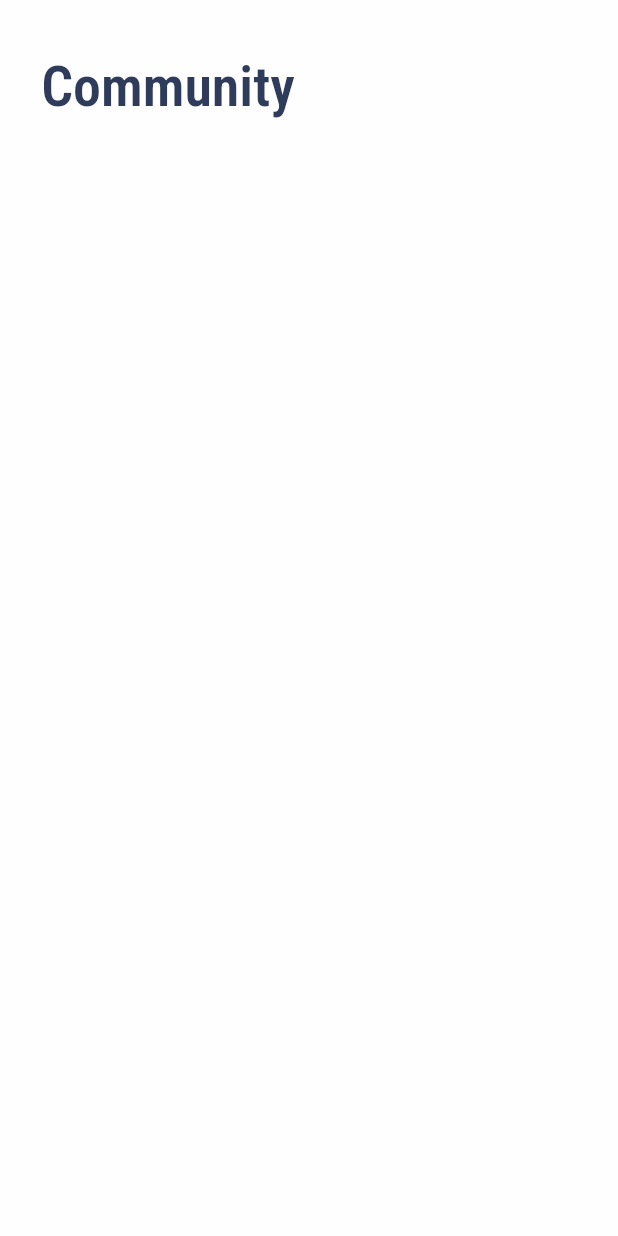
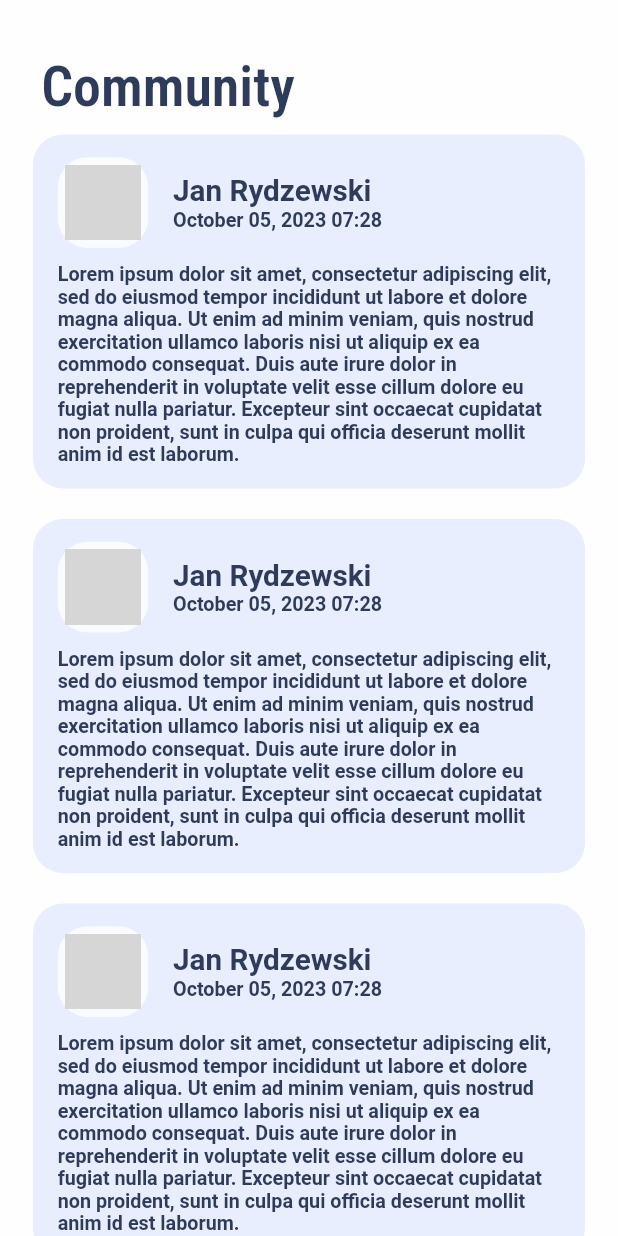
Before and after one commit to janrydzewski/ChatConnect, a Flutter app: the CommunityScreen screen opened directly, on a phone screen of 412 x 824 dp. Run offline on Flutter 3.47's test engine with Material 2 defaults, Android fonts, the phone set to English and light mode, and no system bars; our stand-ins replace bloc, cloud_firestore, email_validator, equatable, firebase_auth, firebase_core and 6 more; missing offline and left inert: animated_snack_bar; accounts and stored records are empty; network calls fail; grey boxes are pictures that could not be loaded.

Commit message:
show test post

```diff
--- a/lib/models/models.dart
+++ b/lib/models/models.dart
@@ -1,3 +1,4 @@
 export 'user.dart';
 export 'chat.dart';
 export 'message.dart';
+export 'post.dart';
--- /dev/null
+++ b/lib/models/post.dart
@@ -0,0 +1,90 @@
+// ignore_for_file: public_member_api_docs, sort_constructors_first
+import 'dart:convert';
+
+import 'package:cloud_firestore/cloud_firestore.dart';
+
+class PostModel {
+  final String id;
+  final String authorId;
+  final String message;
+  final DateTime date;
+  PostModel({
+    required this.id,
+    required this.authorId,
+    required this.message,
+    required this.date,
+  });
+
+
+  PostModel copyWith({
+    String? id,
+    String? authorId,
+    String? message,
+    DateTime? date,
+  }) {
+    return PostModel(
+      id: id ?? this.id,
+      authorId: authorId ?? this.authorId,
+      message: message ?? this.message,
+      date: date ?? this.date,
+    );
+  }
+
+  Map<String, dynamic> toMap() {
+    return <String, dynamic>{
+      'id': id,
+      'authorId': authorId,
+      'message': message,
+      'date': date.millisecondsSinceEpoch,
+    };
+  }
+
+  factory PostModel.fromMap(Map<String, dynamic> map) {
+    return PostModel(
+      id: map['id'] as String,
+      authorId: map['authorId'] as String,
+      message: map['message'] as String,
+      date: DateTime.fromMillisecondsSinceEpoch(map['date'] as int),
+    );
+  }
+
+  static PostModel fromSnap(DocumentSnapshot snapshot) {
+    return PostModel(
+      id: snapshot['id'],
+      authorId: snapshot['authorId'],
+      message: snapshot['message'],
+      date: DateTime.fromMillisecondsSinceEpoch(
+          snapshot['lastMessageDate'] as int),
+    );
+  }
+
+  String toJson() => json.encode(toMap());
+
+  factory PostModel.fromJson(String source) => PostModel.fromMap(json.decode(source) as Map<String, dynamic>);
+
+  factory PostModel.empty() => PostModel(id: "", authorId: "", message: "", date: DateTime.now());
+
+  @override
+  String toString() {
+    return 'PostModel(id: $id, authorId: $authorId, message: $message, date: $date)';
+  }
+
+  @override
+  bool operator ==(covariant PostModel other) {
+    if (identical(this, other)) return true;
+
+    return
+      other.id == id &&
+      other.authorId == authorId &&
+      other.message == message &&
+      other.date == date;
+  }
+
+  @override
+  int get hashCode {
+    return id.hashCode ^
+      authorId.hashCode ^
+      message.hashCode ^
+      date.hashCode;
+  }
+}
--- a/lib/ui/views/chat/chat_screen.dart
+++ b/lib/ui/views/chat/chat_screen.dart
@@ -5,7 +5,6 @@ import 'package:flutter_screenutil/flutter_screenutil.dart';
 import 'package:go_router/go_router.dart';
 
 import 'package:chat_connect/bloc/bloc.dart';
-import 'package:chat_connect/resources/resources.dart';
 import 'package:chat_connect/ui/ui.dart';
 
 class ChatScreen extends StatefulWidget {
--- a/lib/ui/views/community/community_screen.dart
+++ b/lib/ui/views/community/community_screen.dart
@@ -1,3 +1,5 @@
+import 'package:chat_connect/models/post.dart';
+import 'package:chat_connect/models/user.dart';
 import 'package:chat_connect/resources/resources.dart';
 import 'package:chat_connect/ui/ui.dart';
 import 'package:flutter/material.dart';
@@ -29,7 +31,16 @@ class _CommunityScreenState extends State<CommunityScreen> {
                 margin: EdgeInsets.symmetric(horizontal: 25.w),
                 child: reusableText("Community", fontSize: 34),
               ),
-
+              Expanded(
+                      child: ListView.builder(
+                        controller: ScrollController(),
+                        itemCount: 10,
+                        itemBuilder: (context, index) {
+                          return reusablePostModelElement(
+                              PostModel(id: "", authorId: firebaseAuth.currentUser!.uid, message: "Lorem ipsum dolor sit amet, consectetur adipiscing elit, sed do eiusmod tempor incididunt ut labore et dolore magna aliqua. Ut enim ad minim veniam, quis nostrud exercitation ullamco laboris nisi ut aliquip ex ea commodo consequat. Duis aute irure dolor in reprehenderit in voluptate velit esse cillum dolore eu fugiat nulla pariatur. Excepteur sint occaecat cupidatat non proident, sunt in culpa qui officia deserunt mollit anim id est laborum.", date: DateTime.now().subtract(Duration(minutes: 182),),), UserModel(id: "", firstName: "Jan", lastName: "Rydzewski", email: "jan.rydzewski1337@gmail.com", photoUrl: "https://firebasestorage.googleapis.com/v0/b/chatconnect-2090a.appspot.com/o/profileUrl%2FUEzrPmRL4qOYeQsOqV2vyIIuM2U2?alt=media&token=e22e959e-7f9a-490b-8bab-7a743f8c055b"));
+                        },
+                      ),
+                    ),
             ],
           ),
         ),
--- a/lib/ui/widgets/community/community_widgets.dart
+++ b/lib/ui/widgets/community/community_widgets.dart
@@ -1 +1,73 @@
+import 'package:chat_connect/models/models.dart';
+import 'package:chat_connect/resources/resources.dart';
+import 'package:chat_connect/ui/ui.dart';
 import 'package:flutter/material.dart';
+import 'package:flutter_screenutil/flutter_screenutil.dart';
+import 'package:intl/intl.dart';
+
+reusablePostModelElement(PostModel postModel, UserModel userModel) {
+  return Container(
+      width: 200.w,
+      margin: EdgeInsets.symmetric(horizontal: 20.w, vertical: 10.h),
+      padding: EdgeInsets.symmetric(horizontal: 15.w, vertical: 15.h),
+      alignment: Alignment.centerLeft,
+      decoration: const BoxDecoration(
+        color: ColorProvider.secondaryBackground,
+        borderRadius: BorderRadius.all(
+          Radius.circular(20),
+        ),
+      ),
+      child: Column(
+        children: [
+          Row(
+            children: [
+              Container(
+                width: 55.w,
+                height: 55.w,
+                margin: EdgeInsets.only(right: 15.w),
+                decoration: BoxDecoration(
+                    borderRadius: BorderRadius.circular(20),
+                    color: ColorProvider.mainBackground.withOpacity(0.8)),
+                child: userModel.photoUrl.isNotEmpty
+                    ? Container(
+                        padding: const EdgeInsets.all(5),
+                        width: 45.w,
+                        height: 45.w,
+                        child: Image.network(
+                          userModel.photoUrl,
+                          loadingBuilder: (BuildContext context, Widget child,
+                              ImageChunkEvent? loadingProgress) {
+                            if (loadingProgress == null) {
+                              return child;
+                            }
+                            return loadingWidget();
+                          },
+                        ),
+                      )
+                    : Icon(
+                        Icons.person,
+                        size: 45.w,
+                      ),
+              ),
+              Column(
+                crossAxisAlignment: CrossAxisAlignment.start,
+                children: [
+                  reusableMessageText(
+                    "${userModel.firstName} ${userModel.lastName}",
+                    fontSize: 18,
+                  ),
+                  reusableMessageText(
+                    DateFormat('MMMM dd, yyyy HH:mm').format(postModel.date),
+                    fontSize: 12,
+                  ),
+                ],
+              ),
+            ],
+          ),
+          SizedBox(
+            height: 10.h,
+          ),
+          reusableMessageText(postModel.message, fontSize: 12, maxLines: 100),
+        ],
+      ));
+}
--- a/lib/ui/widgets/widgets.dart
+++ b/lib/ui/widgets/widgets.dart
@@ -1,5 +1,6 @@
 export 'application/application.dart';
 export 'auth/auth.dart';
 export 'common_widgets.dart';
+export 'community/community.dart';
 export 'chat/chat.dart';
 export 'profile/profile.dart';
--- a/pubspec.yaml
+++ b/pubspec.yaml
@@ -47,6 +47,7 @@ dependencies:
   image_picker: ^1.0.4
   firebase_storage: ^11.2.7
   animated_snack_bar: ^0.3.1
+  intl: ^0.18.1
 
 dev_dependencies:
   flutter_test:
```
Also changed, not shown: pubspec.lock.
